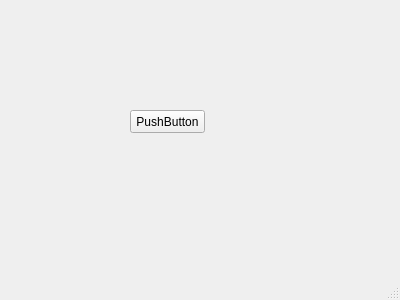
Old version of the form mainwindow.ui in the repository Pandaismand/qtCurveCPP.
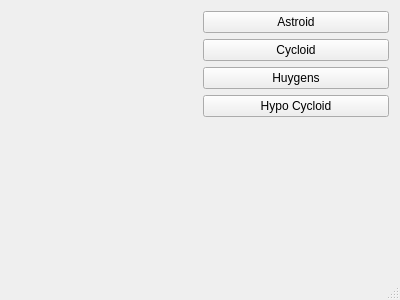
New version of the form. Custom widgets are drawn as their Qt base class.

Commit message:
implementing renderArea
implementing renderArea

```diff
--- a/mainwindow.ui
+++ b/mainwindow.ui
@@ -14,23 +14,68 @@
    <string>MainWindow</string>
   </property>
   <widget class="QWidget" name="centralWidget">
-   <widget class="QPushButton" name="pushButton">
-    <property name="geometry">
-     <rect>
-      <x>130</x>
-      <y>110</y>
-      <width>75</width>
-      <height>23</height>
-     </rect>
-    </property>
-    <property name="text">
-     <string>PushButton</string>
-    </property>
-   </widget>
+   <layout class="QGridLayout" name="gridLayout">
+    <item row="0" column="0">
+     <widget class="RenderArea" name="renderArea" native="true"/>
+    </item>
+    <item row="0" column="1">
+     <layout class="QVBoxLayout" name="verticalLayout">
+      <item>
+       <widget class="QPushButton" name="btnAstroid">
+        <property name="text">
+         <string>Astroid</string>
+        </property>
+       </widget>
+      </item>
+      <item>
+       <widget class="QPushButton" name="btnCycloid">
+        <property name="text">
+         <string>Cycloid</string>
+        </property>
+       </widget>
+      </item>
+      <item>
+       <widget class="QPushButton" name="btnHuygensCycloid">
+        <property name="text">
+         <string>Huygens</string>
+        </property>
+       </widget>
+      </item>
+      <item>
+       <widget class="QPushButton" name="btnHypoCycloid">
+        <property name="text">
+         <string>Hypo Cycloid</string>
+        </property>
+       </widget>
+      </item>
+      <item>
+       <spacer name="verticalSpacer">
+        <property name="orientation">
+         <enum>Qt::Vertical</enum>
+        </property>
+        <property name="sizeHint" stdset="0">
+         <size>
+          <width>20</width>
+          <height>40</height>
+         </size>
+        </property>
+       </spacer>
+      </item>
+     </layout>
+    </item>
+   </layout>
   </widget>
   <widget class="QStatusBar" name="statusBar"/>
  </widget>
  <layoutdefault spacing="6" margin="11"/>
+ <customwidgets>
+  <customwidget>
+   <class>RenderArea</class>
+   <extends>QWidget</extends>
+   <header>renderarea.h</header>
+   <container>1</container>
+  </customwidget>
+ </customwidgets>
  <resources/>
  <connections/>
 </ui>
```
The commit also changes 6 other files.
